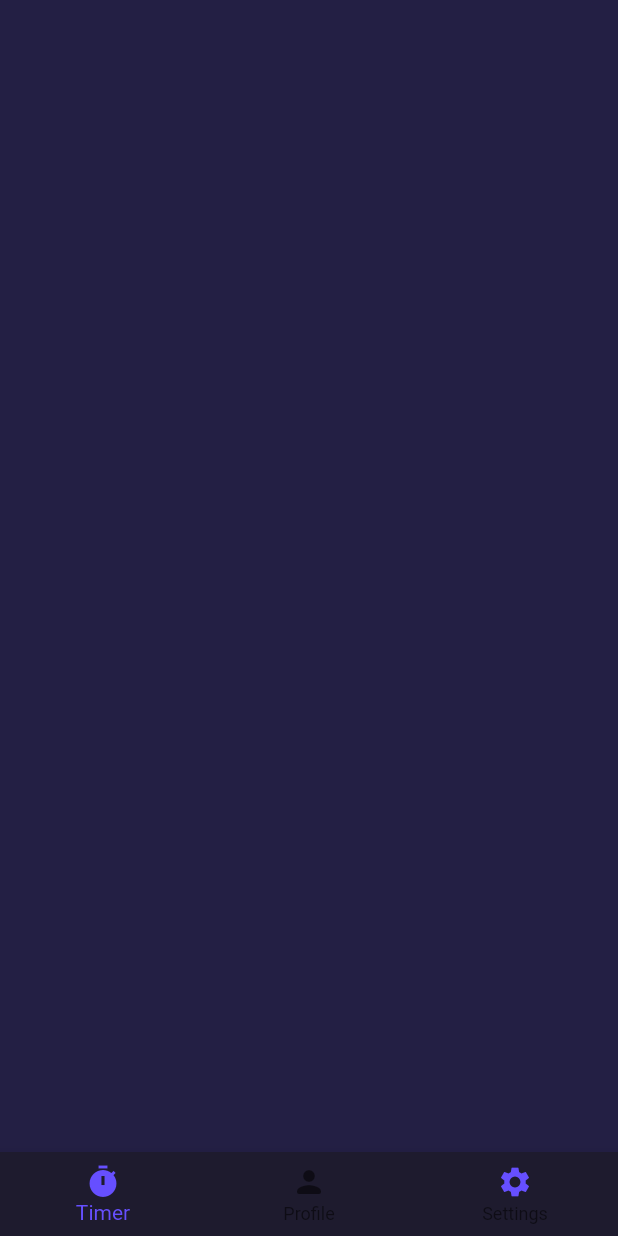
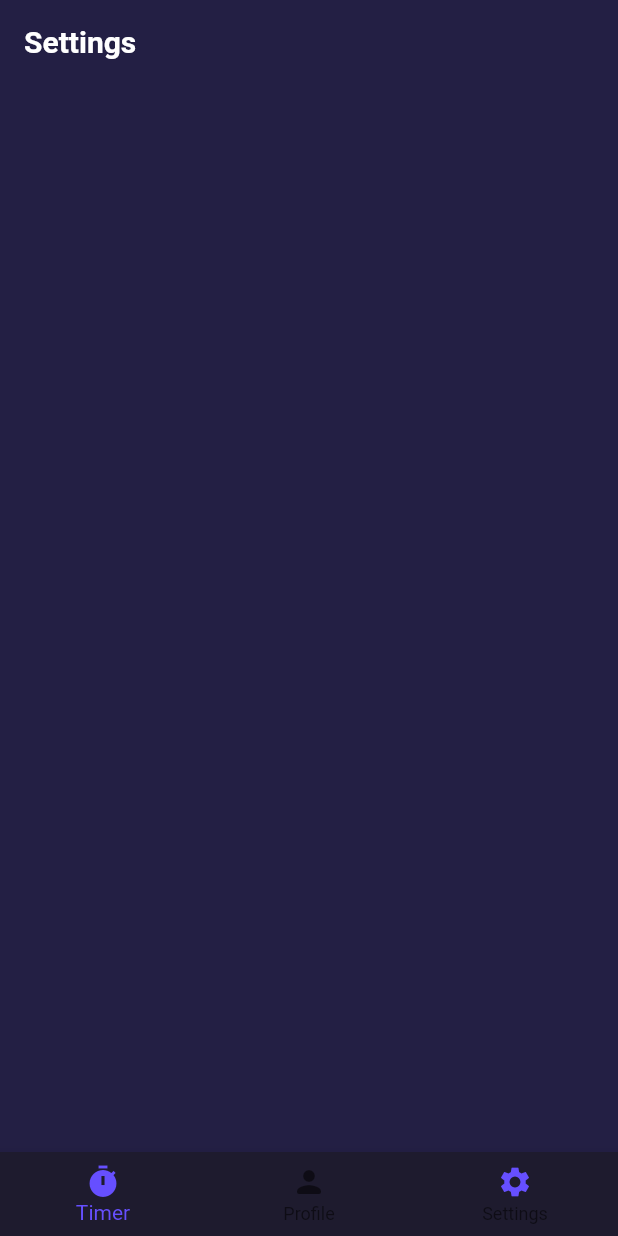
Before and after one commit to mostafa-aziz/pomodoro-timer, a Flutter app: the screen it shows after launch, swiped to page 3, on a phone screen of 412 x 824 dp. Run offline on Flutter 3.47's test engine with Material 2 defaults, Android fonts, the phone set to English and light mode, and no system bars; our stand-ins replace stack_trace.

Commit message:
Added color & text scheme

```diff
--- /dev/null
+++ b/lib/core_utils/context_utils.dart
@@ -0,0 +1,9 @@
+import 'package:flutter/material.dart';
+
+extension ContextExtension on BuildContext {
+  ThemeData get theme => Theme.of(this);
+
+  ColorScheme get colors => theme.colorScheme;
+
+  TextTheme get textStyles => theme.textTheme;
+}
--- a/lib/main/main_component.dart
+++ b/lib/main/main_component.dart
@@ -36,7 +36,6 @@ class _MainComponentState extends State<MainComponent> {
             ),
             BottomNavigationBar(
               type: BottomNavigationBarType.fixed,
-              currentIndex: 0,
               backgroundColor: const Color(0xFF1E1B2E),
               onTap: (index) {
                 switch (index) {
--- a/lib/main/settings/settings_component.dart
+++ b/lib/main/settings/settings_component.dart
@@ -1,3 +1,4 @@
+import 'package:base_template_app/core_utils/context_utils.dart';
 import 'package:flutter/material.dart';
 
 class SettingsComponent extends StatefulWidget {
@@ -9,7 +10,16 @@ class SettingsComponent extends StatefulWidget {
 
 class _SettingsComponentState extends State<SettingsComponent> {
   @override
-  Widget build(BuildContext context) {
-    return Container();
-  }
+  Widget build(BuildContext context) => Scaffold(
+        appBar: AppBar(
+          backgroundColor: context.colors.background,
+          title: Text(
+            'Settings',
+            style: context.textStyles.headline6,
+          ),
+        ),
+        body: ListView(
+          children: [],
+        ),
+      );
 }
```
